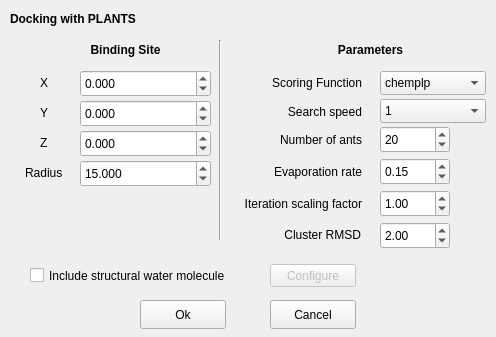
Old version of the form ChemFlow/src/GUI/qt_creator/docking_plants.ui in the repository IFMlab/ChemFlow.
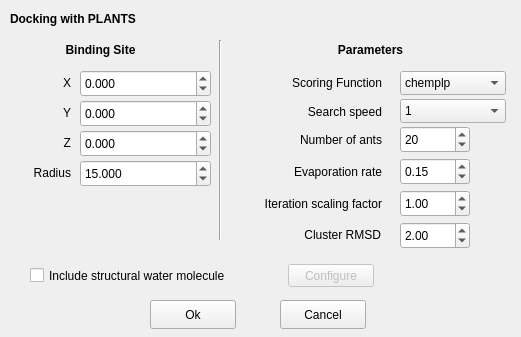
New version of the form.

Patch:
```diff
--- a/ChemFlow/src/GUI/qt_creator/docking_plants.ui
+++ b/ChemFlow/src/GUI/qt_creator/docking_plants.ui
@@ -6,7 +6,7 @@
    <rect>
     <x>0</x>
     <y>0</y>
-    <width>496</width>
+    <width>521</width>
     <height>337</height>
    </rect>
   </property>
@@ -16,7 +16,7 @@
   <widget class="QSpinBox" name="spinBox_ants">
    <property name="geometry">
     <rect>
-     <x>380</x>
+     <x>400</x>
      <y>126</y>
      <width>70</width>
      <height>27</height>
@@ -38,7 +38,7 @@
   <widget class="QLabel" name="label_8">
    <property name="geometry">
     <rect>
-     <x>271</x>
+     <x>291</x>
      <y>102</y>
      <width>91</width>
      <height>20</height>
@@ -56,7 +56,7 @@
     <rect>
      <x>261</x>
      <y>130</y>
-     <width>101</width>
+     <width>121</width>
      <height>20</height>
     </rect>
    </property>
@@ -70,7 +70,7 @@
   <widget class="QDoubleSpinBox" name="doubleSpinBox_evaporationRate">
    <property name="geometry">
     <rect>
-     <x>380</x>
+     <x>400</x>
      <y>158</y>
      <width>70</width>
      <height>27</height>
@@ -89,7 +89,7 @@
   <widget class="QComboBox" name="comboBox_scoringFunction">
    <property name="geometry">
     <rect>
-     <x>380</x>
+     <x>400</x>
      <y>71</y>
      <width>106</width>
      <height>24</height>
@@ -119,7 +119,7 @@
     <rect>
      <x>261</x>
      <y>162</y>
-     <width>101</width>
+     <width>121</width>
      <height>20</height>
     </rect>
    </property>
@@ -133,7 +133,7 @@
   <widget class="QLabel" name="label_5">
    <property name="geometry">
     <rect>
-     <x>40</x>
+     <x>30</x>
      <y>100</y>
      <width>41</width>
      <height>26</height>
@@ -142,6 +142,9 @@
    <property name="text">
     <string>Y</string>
    </property>
+   <property name="alignment">
+    <set>Qt::AlignRight|Qt::AlignTrailing|Qt::AlignVCenter</set>
+   </property>
   </widget>
   <widget class="Line" name="line_4">
    <property name="geometry">
@@ -181,7 +184,7 @@
    </property>
    <property name="geometry">
     <rect>
-     <x>270</x>
+     <x>288</x>
      <y>264</y>
      <width>86</width>
      <height>23</height>
@@ -194,9 +197,9 @@
   <widget class="QLabel" name="label_4">
    <property name="geometry">
     <rect>
-     <x>251</x>
+     <x>261</x>
      <y>72</y>
-     <width>111</width>
+     <width>121</width>
      <height>21</height>
     </rect>
    </property>
@@ -229,9 +232,9 @@
   <widget class="QLabel" name="label_12">
    <property name="geometry">
     <rect>
-     <x>225</x>
+     <x>221</x>
      <y>194</y>
-     <width>137</width>
+     <width>161</width>
      <height>20</height>
     </rect>
    </property>
@@ -247,7 +250,7 @@
     <rect>
      <x>30</x>
      <y>260</y>
-     <width>241</width>
+     <width>261</width>
      <height>31</height>
     </rect>
    </property>
@@ -264,7 +267,7 @@
   <widget class="QLabel" name="label_2">
    <property name="geometry">
     <rect>
-     <x>40</x>
+     <x>30</x>
      <y>70</y>
      <width>41</width>
      <height>26</height>
@@ -273,6 +276,9 @@
    <property name="text">
     <string>X</string>
    </property>
+   <property name="alignment">
+    <set>Qt::AlignRight|Qt::AlignTrailing|Qt::AlignVCenter</set>
+   </property>
   </widget>
   <widget class="QDoubleSpinBox" name="doubleSpinBox_radius">
    <property name="geometry">
@@ -299,7 +305,7 @@
   <widget class="QPushButton" name="pushButton_cancel">
    <property name="geometry">
     <rect>
-     <x>270</x>
+     <x>280</x>
      <y>300</y>
      <width>86</width>
      <height>29</height>
@@ -331,7 +337,7 @@
   <widget class="QLabel" name="label_6">
    <property name="geometry">
     <rect>
-     <x>40</x>
+     <x>30</x>
      <y>130</y>
      <width>41</width>
      <height>26</height>
@@ -340,13 +346,16 @@
    <property name="text">
     <string>Z</string>
    </property>
+   <property name="alignment">
+    <set>Qt::AlignRight|Qt::AlignTrailing|Qt::AlignVCenter</set>
+   </property>
   </widget>
   <widget class="QLabel" name="label_3">
    <property name="geometry">
     <rect>
-     <x>80</x>
+     <x>40</x>
      <y>40</y>
-     <width>91</width>
+     <width>121</width>
      <height>20</height>
     </rect>
    </property>
@@ -366,7 +375,7 @@
   <widget class="QPushButton" name="pushButton_ok">
    <property name="geometry">
     <rect>
-     <x>140</x>
+     <x>150</x>
      <y>300</y>
      <width>86</width>
      <height>29</height>
@@ -398,20 +407,23 @@
   <widget class="QLabel" name="label_10">
    <property name="geometry">
     <rect>
-     <x>25</x>
+     <x>20</x>
      <y>160</y>
-     <width>41</width>
+     <width>51</width>
      <height>26</height>
     </rect>
    </property>
    <property name="text">
     <string>Radius</string>
    </property>
+   <property name="alignment">
+    <set>Qt::AlignRight|Qt::AlignTrailing|Qt::AlignVCenter</set>
+   </property>
   </widget>
   <widget class="QComboBox" name="comboBox_searchSpeed">
    <property name="geometry">
     <rect>
-     <x>380</x>
+     <x>400</x>
      <y>99</y>
      <width>106</width>
      <height>24</height>
@@ -439,7 +451,7 @@
   <widget class="QDoubleSpinBox" name="doubleSpinBox_iterationScaling">
    <property name="geometry">
     <rect>
-     <x>380</x>
+     <x>400</x>
      <y>190</y>
      <width>70</width>
      <height>27</height>
@@ -483,7 +495,7 @@
   <widget class="QLabel" name="label_13">
    <property name="geometry">
     <rect>
-     <x>260</x>
+     <x>280</x>
      <y>225</y>
      <width>101</width>
      <height>20</height>
@@ -499,7 +511,7 @@
   <widget class="QDoubleSpinBox" name="doubleSpinBox_clusterRMSD">
    <property name="geometry">
     <rect>
-     <x>380</x>
+     <x>400</x>
      <y>222</y>
      <width>70</width>
      <height>27</height>
```
